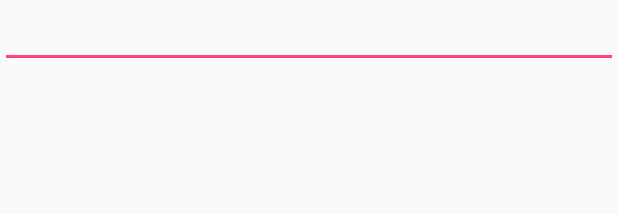
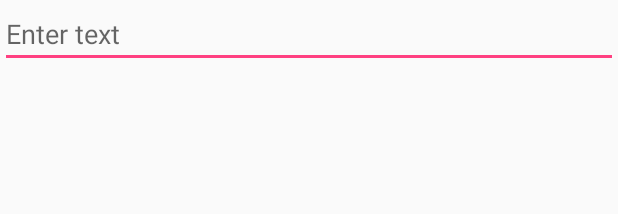
Before and after one commit to vladislove80/mindmap, an Android app: the layout newnodename.xml on its own in the app's theme, with its tools: preview values and no code run, on a phone screen of 412 x 824 dp. Shown: the top 214 px of the screen. Run offline under Robolectric (Android 15) with nearby library versions, the phone set to English and light mode, and no system bars.

```diff
--- a/app/src/main/AndroidManifest.xml
+++ b/app/src/main/AndroidManifest.xml
@@ -11,10 +11,9 @@
         <activity
             android:name=".MainActivity"
             android:label="@string/app_name"
-            android:theme="@style/AppTheme.NoActionBar" >
+            android:theme="@style/AppTheme.NoActionBar">
             <intent-filter>
                 <action android:name="android.intent.action.MAIN" />
-
                 <category android:name="android.intent.category.LAUNCHER" />
             </intent-filter>
         </activity>
--- a/app/src/main/res/layout/newmapname.xml
+++ b/app/src/main/res/layout/newmapname.xml
@@ -6,5 +6,6 @@
     <EditText
         android:layout_width="match_parent"
         android:layout_height="wrap_content"
-        android:id="@+id/editNewMaindmapName" />
+        android:id="@+id/editNewMaindmapName"
+        android:hint="Enter mindmap name" />
 </LinearLayout>
--- a/app/src/main/res/layout/newnodename.xml
+++ b/app/src/main/res/layout/newnodename.xml
@@ -1,10 +1,14 @@
 <?xml version="1.0" encoding="utf-8"?>
 <LinearLayout xmlns:android="http://schemas.android.com/apk/res/android"
     android:orientation="vertical" android:layout_width="match_parent"
-    android:layout_height="match_parent">
+    android:layout_height="match_parent"
+    android:focusable="false">
 
     <EditText
         android:layout_width="match_parent"
         android:layout_height="wrap_content"
-        android:id="@+id/newNodeName" />
+        android:id="@+id/newNodeName"
+        android:hint="Enter text">
+
+    </EditText>
 </LinearLayout>
```
Also changed, not shown: app/src/main/java/app/com/myapp/dialog/DialogText.java (+11 -1 lines), app/src/main/java/app/com/myapp/view/FirstFragment.java (+9 -5 lines), app/src/main/java/app/com/myapp/view/SecondFragment.java (+15 -14 lines).
